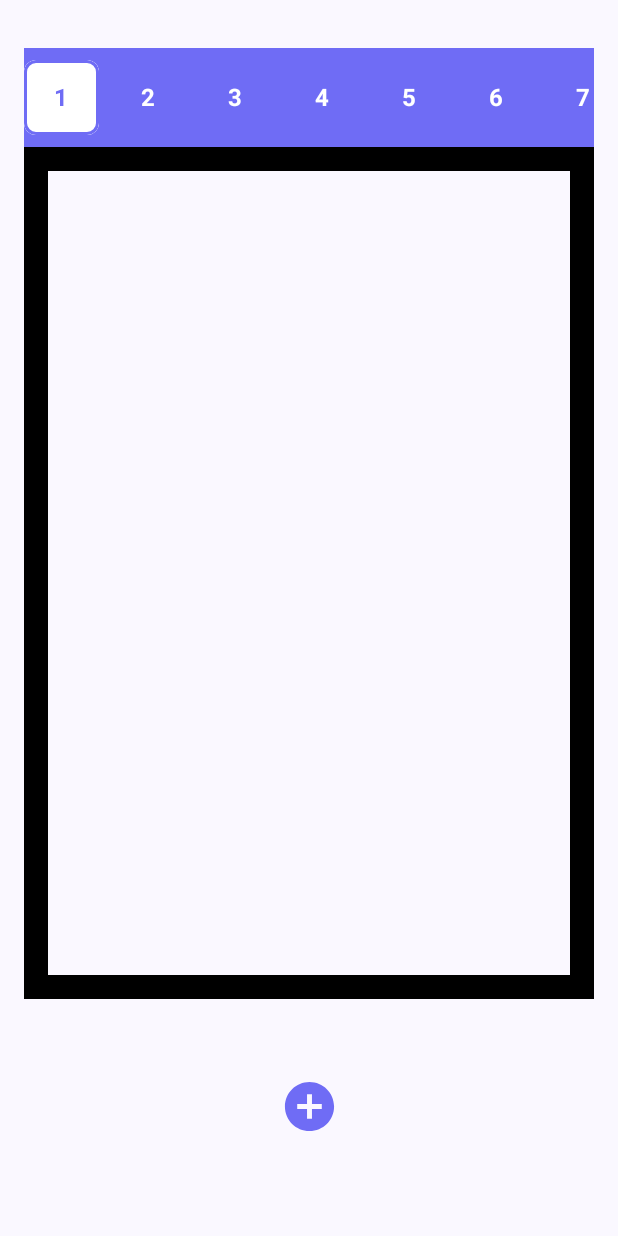
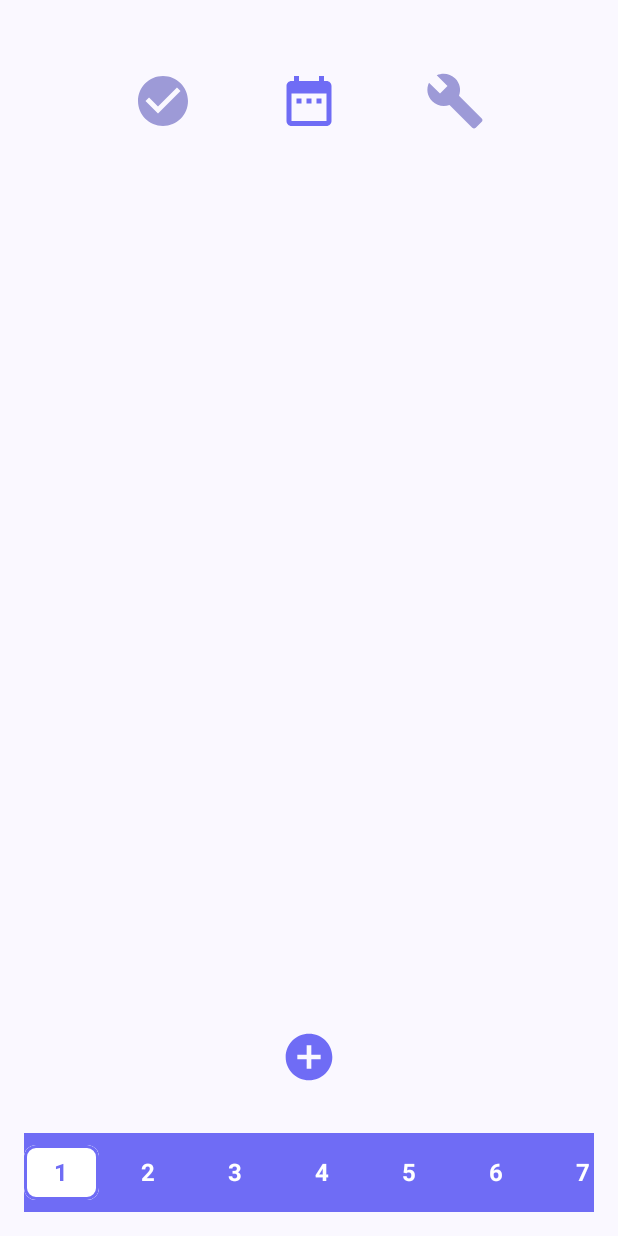
Before and after one commit to AminAzizzade/Planning-App, an Android app built with Jetpack Compose: the composable DailyPlanningScreen called with empty values, on a phone screen of 412 x 824 dp. Run offline under Robolectric (Android 15) with nearby library versions, the phone set to English and light mode, and no system bars; our stand-ins replace Dagger/Hilt's generated code, livedata-compose.

Commit message:
UI version 2: Necessary changes on DailyPlanningScreen

```diff
--- a/app/src/main/java/com/example/planningapp/view/DailyPlanningScreen.kt
+++ b/app/src/main/java/com/example/planningapp/view/DailyPlanningScreen.kt
@@ -1,10 +1,11 @@
 package com.example.planningapp.view
+
 
 import android.util.Log
 import androidx.compose.foundation.background
+import androidx.compose.foundation.clickable
 import androidx.compose.foundation.layout.Arrangement
 import androidx.compose.foundation.layout.Column
-import androidx.compose.foundation.layout.Row
 import androidx.compose.foundation.layout.Spacer
 import androidx.compose.foundation.layout.fillMaxHeight
 import androidx.compose.foundation.layout.fillMaxSize
@@ -13,27 +14,36 @@ import androidx.compose.foundation.layout.height
 import androidx.compose.foundation.layout.padding
 import androidx.compose.foundation.layout.size
 import androidx.compose.foundation.lazy.LazyColumn
+import androidx.compose.foundation.lazy.LazyRow
+import androidx.compose.foundation.lazy.items
 import androidx.compose.foundation.lazy.itemsIndexed
+import androidx.compose.material.icons.Icons
+import androidx.compose.material.icons.filled.Build
+import androidx.compose.material.icons.filled.CheckCircle
+import androidx.compose.material.icons.filled.DateRange
+import androidx.compose.material3.Icon
 import androidx.compose.material3.Surface
 import androidx.compose.runtime.Composable
 import androidx.compose.runtime.LaunchedEffect
 import androidx.compose.runtime.getValue
 import androidx.compose.runtime.livedata.observeAsState
 import androidx.compose.runtime.mutableIntStateOf
+import androidx.compose.runtime.mutableStateOf
 import androidx.compose.runtime.remember
 import androidx.compose.runtime.setValue
 import androidx.compose.ui.Alignment
 import androidx.compose.ui.Modifier
 import androidx.compose.ui.graphics.Color
+import androidx.compose.ui.graphics.vector.ImageVector
 import androidx.compose.ui.unit.dp
 import com.example.planningapp.data.entity.TimeLineTask
 import com.example.planningapp.service.DateExtractorService
-import com.example.planningapp.service.IdentifyEmptyHoursService
-import com.example.planningapp.service.TaskConverterService
+import com.example.planningapp.ui.theme.mainColor
+import com.example.planningapp.ui.theme.textColor
 import com.example.planningapp.view.datastructure.DailyTimeLineTasks
-import com.example.planningapp.view.partialview.dps.DaySelector
-import com.example.planningapp.view.partialview.dps.TaskPopupScreen
-import com.example.planningapp.view.partialview.dps.TimelineItem
+import com.example.planningapp.view.partialview._dps.DaySelector
+import com.example.planningapp.view.partialview._dps.TaskPopupScreen
+import com.example.planningapp.view.partialview._dps.TimelineItem
 import com.example.planningapp.view.viewmodel.DailyPlanningViewModel
 
 /**
@@ -49,7 +59,10 @@ data class Task(
 val lastDayOfMonths = intArrayOf(31,28,31,30,31,30,31,31,30,31,30,31)
 
 @Composable
-fun DailyPlanningScreen(viewModel: DailyPlanningViewModel, date: String?)
+fun DailyPlanningScreen(
+    viewModel: DailyPlanningViewModel,
+    date: String?,
+    onTaskClick: (Int) -> Unit)
 {
 
     /**
@@ -104,30 +117,58 @@ fun DailyPlanningScreen(viewModel: DailyPlanningViewModel, date: String?)
     {
         Spacer(modifier = Modifier.height(16.dp))
 
+        IconListLazyRow()
+
+        Spacer(modifier = Modifier.height(16.dp))
+
+        TimeLineView(viewModel, list, onTaskClick)
+
+        // Ekleme işlemi zamanı açılan popup
+        TaskPopupScreen(viewModel, day, month, year)
+
+        Spacer(modifier = Modifier.height(16.dp))
+
         // Gün seçici (5 günlük kaydırmalı liste)
         DaySelector(
             selectedDay = day,
             lastDayOfMonth = lastDayOfMonth,
             onDaySelected = {
-                newDay -> day = newDay
+                    newDay -> day = newDay
             }
         )
 
-        TimeLineView(viewModel, list)
+        Spacer(modifier = Modifier.height(16.dp))
 
-        // Ekleme işlemi zamanı açılan popup
-        Surface(
-            modifier = Modifier.fillMaxHeight()
+    }
+}
+
+
+@Composable
+fun TimeLineView(
+    viewModel: DailyPlanningViewModel,
+    list: List<TimeLineTask>,
+    onTaskClick: (Int) -> Unit)
+{
+    Surface(
+        modifier = Modifier
+            .fillMaxHeight(0.8f)
+            .background(Color.Black)
+            //.padding(16.dp)
+            .size(500.dp)
+    ) {
+        LazyColumn(
+            modifier = Modifier
+                .fillMaxWidth()
+                .padding(horizontal = 16.dp),
+            verticalArrangement = Arrangement.Top
         )
         {
-            Row(
-                modifier = Modifier
-                    .fillMaxWidth(),
-                horizontalArrangement = Arrangement.Center,
-                verticalAlignment = Alignment.CenterVertically
-            )
-            {
-                TaskPopupScreen(viewModel, day, month, year)
+            items(list) { event ->
+                TimelineItem(
+                    viewModel,
+                    onTaskClick = onTaskClick,
+                    event = event,
+                )
             }
         }
     }
@@ -135,34 +176,56 @@ fun DailyPlanningScreen(viewModel: DailyPlanningViewModel, date: String?)
 
 
 @Composable
-fun TimeLineView(viewModel: DailyPlanningViewModel, list: List<TimeLineTask>)
-{
-    var emptyHours = List(0){0}
-    if (list.isNotEmpty()) emptyHours = IdentifyEmptyHoursService.identifyEmptyHours(list)
-    // Görevlerin (timeline) gösterildiği bölüm
-    Surface(
+fun IconListLazyRow() {
+    // İkon verilerini tutan veri sınıfı
+    data class IconItem(
+        val imageVector: ImageVector,
+        val contentDescription: String,
+        val defaultColor: Color,
+        val selectedColor: Color
+    )
+
+    // İkonları içeren liste
+    val icons = listOf(
+        IconItem(
+            imageVector = Icons.Default.CheckCircle,
+            contentDescription = "Check Circle",
+            defaultColor = textColor,
+            selectedColor = textColor
+        ),
+        IconItem(
+            imageVector = Icons.Default.DateRange,
+            contentDescription = "Date Range",
+            defaultColor = mainColor,
+            selectedColor = mainColor
+        ),
+        IconItem(
+            imageVector = Icons.Default.Build,
+            contentDescription = "Build",
+            defaultColor = textColor,
+            selectedColor = textColor
+        )
+    )
+
+    // Seçili ikonun index değerini tutan state
+    var selectedIndex by remember { mutableStateOf(1) }
+
+    LazyRow(
         modifier = Modifier
-            .fillMaxHeight(0.8f)
-            .background(Color.Black)
-            .padding(16.dp)
-            .size(500.dp)
+            .fillMaxWidth()
+            .padding(15.dp),
+        horizontalArrangement = Arrangement.SpaceEvenly,
+        verticalAlignment = Alignment.CenterVertically
     ) {
-        LazyColumn(
-            modifier = Modifier
-                .fillMaxWidth()
-                .padding(horizontal = 16.dp),
-            verticalArrangement = Arrangement.Top
-        ) {
-            itemsIndexed(list) { index, event ->
-                val previousEvent = list.getOrNull(index - 1)
-                TimelineItem(
-                    viewModel,
-                    event, previousEvent,
-                    onDelete = {
-                        viewModel.deleteTimeLineTask(event.taskID)
-                    },
-                    )
-            }
+        itemsIndexed(icons) { index, iconItem ->
+            Icon(
+                modifier = Modifier
+                    .size(40.dp)
+                    .clickable { selectedIndex = index },
+                imageVector = iconItem.imageVector,
+                contentDescription = iconItem.contentDescription,
+                tint = if (selectedIndex == index) mainColor else textColor
+            )
         }
     }
 }
```
